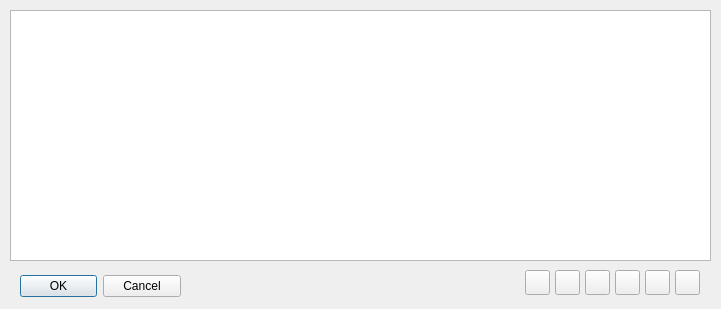
Qt form users.ui (Sapunov-embedded/desktop_utility) before a commit.
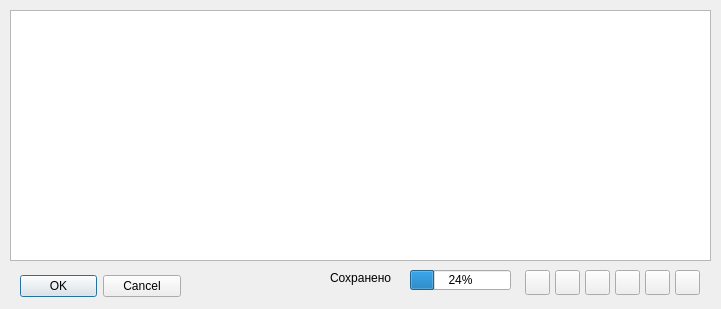
The same form after that commit. Icons and pictures are not drawn.

Patch:
```diff
--- a/users.ui
+++ b/users.ui
@@ -172,6 +172,32 @@
     </rect>
    </property>
   </widget>
+  <widget class="QProgressBar" name="downloadProgress">
+   <property name="geometry">
+    <rect>
+     <x>410</x>
+     <y>270</y>
+     <width>101</width>
+     <height>20</height>
+    </rect>
+   </property>
+   <property name="value">
+    <number>24</number>
+   </property>
+  </widget>
+  <widget class="QLabel" name="SavedLabel">
+   <property name="geometry">
+    <rect>
+     <x>330</x>
+     <y>270</y>
+     <width>61</width>
+     <height>16</height>
+    </rect>
+   </property>
+   <property name="text">
+    <string>Сохранено</string>
+   </property>
+  </widget>
  </widget>
  <resources/>
  <connections>
```
Left out of the diff: 32 changed lines with no effect on the pictures.
